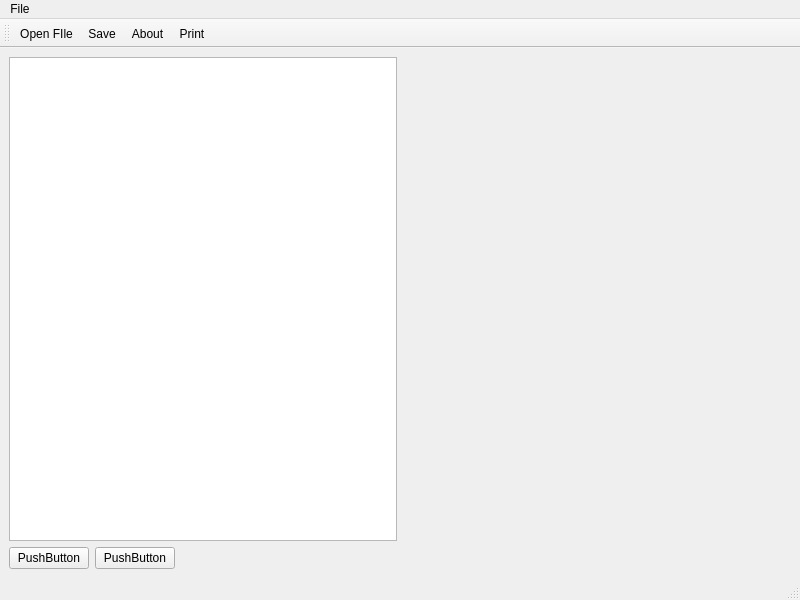
ollypaterson/2024_GROUP_17, file src/mainwindow.ui: the form before one commit.
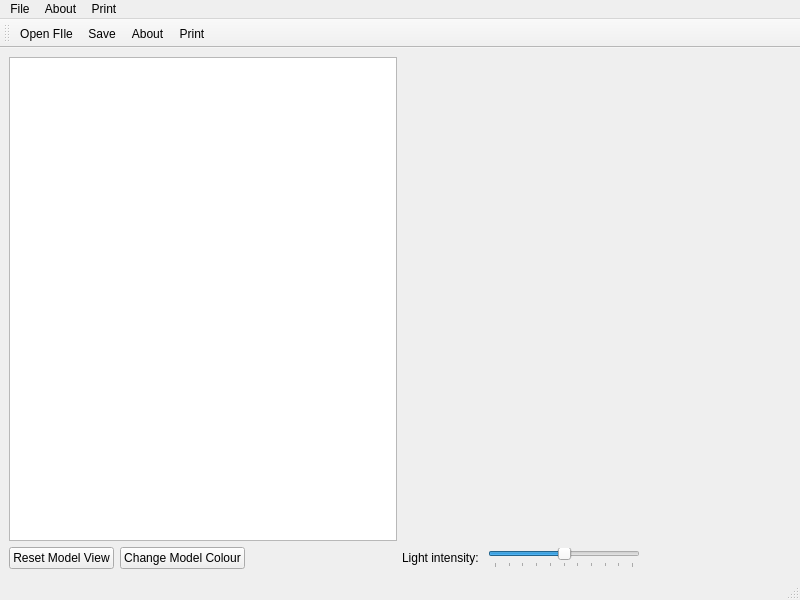
The form after the commit. Icons and pictures are not drawn. Custom widgets are drawn as their Qt base class.

The edit to the form file:
```diff
--- a/src/mainwindow.ui
+++ b/src/mainwindow.ui
@@ -62,14 +62,50 @@
       <item>
        <widget class="QPushButton" name="pushButton">
         <property name="text">
-         <string>PushButton</string>
+         <string>Reset Model View</string>
         </property>
        </widget>
       </item>
       <item>
        <widget class="QPushButton" name="pushButton_2">
         <property name="text">
-         <string>PushButton</string>
+         <string>Change Model Colour</string>
+        </property>
+       </widget>
+      </item>
+      <item>
+       <spacer name="horizontalSpacer">
+        <property name="orientation">
+         <enum>Qt::Orientation::Horizontal</enum>
+        </property>
+        <property name="sizeHint" stdset="0">
+         <size>
+          <width>10</width>
+          <height>20</height>
+         </size>
+        </property>
+       </spacer>
+      </item>
+      <item>
+       <widget class="QLabel" name="label">
+        <property name="text">
+         <string>Light intensity: </string>
+        </property>
+       </widget>
+      </item>
+      <item>
+       <widget class="QSlider" name="lightSlider">
+        <property name="maximum">
+         <number>100</number>
+        </property>
+        <property name="value">
+         <number>50</number>
+        </property>
+        <property name="orientation">
+         <enum>Qt::Orientation::Horizontal</enum>
+        </property>
+        <property name="tickPosition">
+         <enum>QSlider::TickPosition::TicksBelow</enum>
         </property>
        </widget>
       </item>
@@ -108,7 +144,21 @@
     <addaction name="actionHelp"/>
     <addaction name="actionPrint"/>
    </widget>
+   <widget class="QMenu" name="menuAbout">
+    <property name="title">
+     <string>About</string>
+    </property>
+    <addaction name="actionHelp"/>
+   </widget>
+   <widget class="QMenu" name="menuPrint">
+    <property name="title">
+     <string>Print</string>
+    </property>
+    <addaction name="actionPrint"/>
+   </widget>
    <addaction name="menuFile"/>
+   <addaction name="menuAbout"/>
+   <addaction name="menuPrint"/>
   </widget>
   <widget class="QStatusBar" name="statusbar"/>
   <widget class="QToolBar" name="toolBar">
```
Left out of the diff: 6 changed lines with no effect on the pictures.
